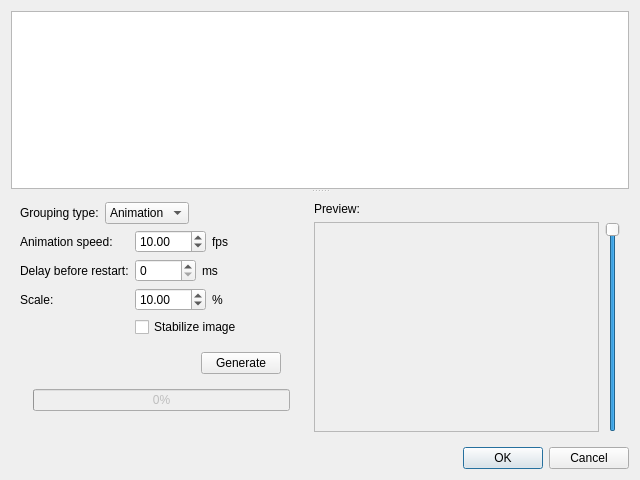
The window that src/gui/desktop/ui/photos_grouping_dialog.ui (Kicer86/photobroom) describes before a commit, drawn with Qt 5.
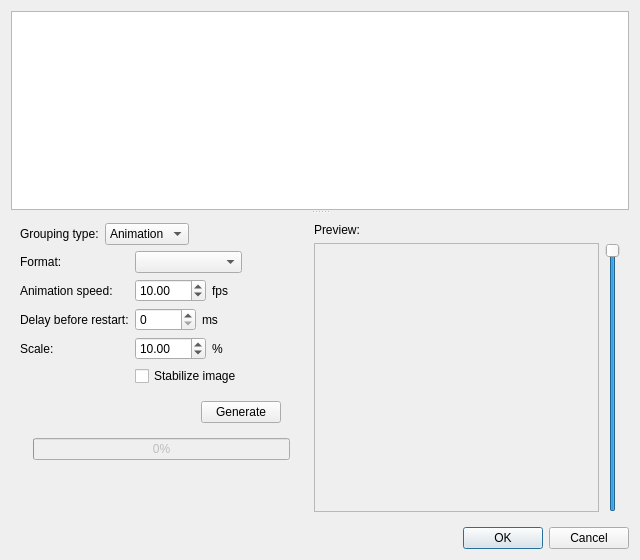
The same window after the commit.

Commit message: adding format combo box

The edit to the form file:
```diff
--- a/src/gui/desktop/ui/photos_grouping_dialog.ui
+++ b/src/gui/desktop/ui/photos_grouping_dialog.ui
@@ -7,7 +7,7 @@
     <x>0</x>
     <y>0</y>
     <width>640</width>
-    <height>480</height>
+    <height>560</height>
    </rect>
   </property>
   <property name="windowTitle">
@@ -96,14 +96,7 @@
               </property>
               <item>
                <layout class="QGridLayout" name="gridLayout">
-                <item row="0" column="0">
-                 <widget class="QLabel" name="speedLabel">
-                  <property name="text">
-                   <string>Animation speed:</string>
-                  </property>
-                 </widget>
-                </item>
-                <item row="0" column="1">
+                <item row="1" column="1">
                  <layout class="QHBoxLayout" name="horizontalLayout_2">
                   <item>
                    <widget class="QDoubleSpinBox" name="speedSpinBox">
@@ -127,42 +120,28 @@
                   </item>
                  </layout>
                 </item>
-                <item row="1" column="0">
+                <item row="2" column="0">
                  <widget class="QLabel" name="delayLabel">
                   <property name="text">
                    <string>Delay before restart:</string>
                   </property>
                  </widget>
                 </item>
-                <item row="1" column="1">
-                 <layout class="QHBoxLayout" name="horizontalLayout_3">
-                  <item>
-                   <widget class="QSpinBox" name="delaySpinBox">
-                    <property name="maximum">
-                     <number>60000</number>
-                    </property>
-                    <property name="singleStep">
-                     <number>100</number>
-                    </property>
-                   </widget>
-                  </item>
-                  <item>
-                   <widget class="QLabel" name="msLabel">
-                    <property name="text">
-                     <string>ms</string>
-                    </property>
-                   </widget>
-                  </item>
-                 </layout>
-                </item>
-                <item row="2" column="0">
+                <item row="3" column="0">
                  <widget class="QLabel" name="scaleLabel">
                   <property name="text">
                    <string>Scale:</string>
                   </property>
                  </widget>
                 </item>
-                <item row="2" column="1">
+                <item row="4" column="1">
+                 <widget class="QCheckBox" name="stabilizationCheckBox">
+                  <property name="text">
+                   <string>Stabilize image</string>
+                  </property>
+                 </widget>
+                </item>
+                <item row="3" column="1">
                  <layout class="QHBoxLayout" name="horizontalLayout_7">
                   <item>
                    <widget class="QDoubleSpinBox" name="scaleSpinBox">
@@ -186,13 +165,44 @@
                   </item>
                  </layout>
                 </item>
-                <item row="3" column="1">
-                 <widget class="QCheckBox" name="stabilizationCheckBox">
+                <item row="2" column="1">
+                 <layout class="QHBoxLayout" name="horizontalLayout_3">
+                  <item>
+                   <widget class="QSpinBox" name="delaySpinBox">
+                    <property name="maximum">
+                     <number>60000</number>
+                    </property>
+                    <property name="singleStep">
+                     <number>100</number>
+                    </property>
+                   </widget>
+                  </item>
+                  <item>
+                   <widget class="QLabel" name="msLabel">
+                    <property name="text">
+                     <string>ms</string>
+                    </property>
+                   </widget>
+                  </item>
+                 </layout>
+                </item>
+                <item row="1" column="0">
+                 <widget class="QLabel" name="speedLabel">
                   <property name="text">
-                   <string>Stabilize image</string>
+                   <string>Animation speed:</string>
                   </property>
                  </widget>
                 </item>
+                <item row="0" column="0">
+                 <widget class="QLabel" name="label">
+                  <property name="text">
+                   <string>Format:</string>
+                  </property>
+                 </widget>
+                </item>
+                <item row="0" column="1">
+                 <widget class="QComboBox" name="formatComboBox"/>
+                </item>
                </layout>
               </item>
              </layout>
```
